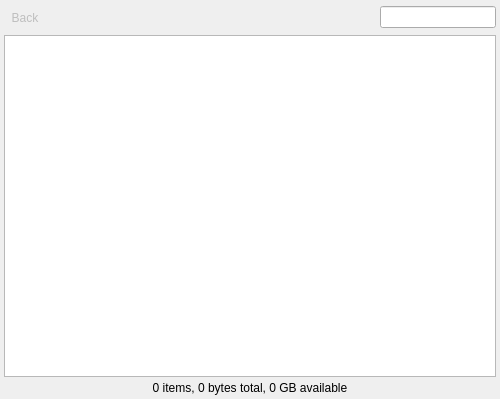
Qt form qw_client/QwcFileBrowserWidget.ui (pcjpnet/qwired-suite) before a commit.
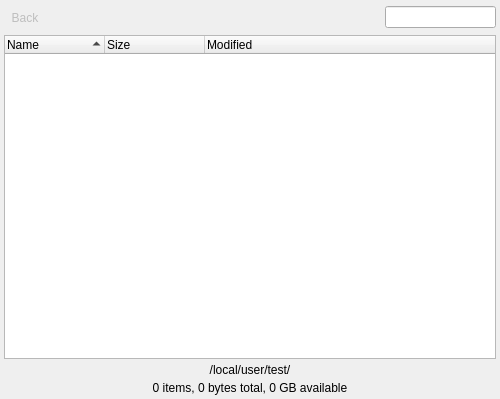
The same form after that commit. Icons and pictures are not drawn.

Commit message: Lots of improvements/major rewrite of the file browser widget. Improved handling of widget/session/socket communication by using signals properly.

```diff
--- a/qw_client/QwcFileBrowserWidget.ui
+++ b/qw_client/QwcFileBrowserWidget.ui
@@ -270,16 +270,29 @@
        </property>
       </spacer>
      </item>
+     <item>
+      <widget class="QLabel" name="label">
+       <property name="text">
+        <string notr="true"/>
+       </property>
+       <property name="pixmap">
+        <pixmap resource="application.qrc">:/icons/16x16/system-search.png</pixmap>
+       </property>
+      </widget>
+     </item>
      <item>
       <widget class="QLineEdit" name="fFilter"/>
      </item>
     </layout>
    </item>
    <item>
-    <widget class="QTreeView" name="fList">
+    <widget class="QTreeWidget" name="fList">
      <property name="editTriggers">
       <set>QAbstractItemView::NoEditTriggers</set>
      </property>
+     <property name="alternatingRowColors">
+      <bool>true</bool>
+     </property>
      <property name="selectionMode">
       <enum>QAbstractItemView::ExtendedSelection</enum>
      </property>
@@ -295,6 +308,40 @@
      <property name="sortingEnabled">
       <bool>true</bool>
      </property>
+     <property name="columnCount">
+      <number>3</number>
+     </property>
+     <column>
+      <property name="text">
+       <string>Name</string>
+      </property>
+     </column>
+     <column>
+      <property name="text">
+       <string>Size</string>
+      </property>
+     </column>
+     <column>
+      <property name="text">
+       <string>Modified</string>
+      </property>
+     </column>
+    </widget>
+   </item>
+   <item>
+    <widget class="QLabel" name="labelCurrentPath">
+     <property name="frameShadow">
+      <enum>QFrame::Sunken</enum>
+     </property>
+     <property name="text">
+      <string notr="true">/local/user/test/</string>
+     </property>
+     <property name="alignment">
+      <set>Qt::AlignCenter</set>
+     </property>
+     <property name="textInteractionFlags">
+      <set>Qt::LinksAccessibleByMouse|Qt::TextSelectableByMouse</set>
+     </property>
     </widget>
    </item>
    <item>
```
Left out of the diff: 11 changed lines with no effect on the pictures. The commit also changes 8 other files.
